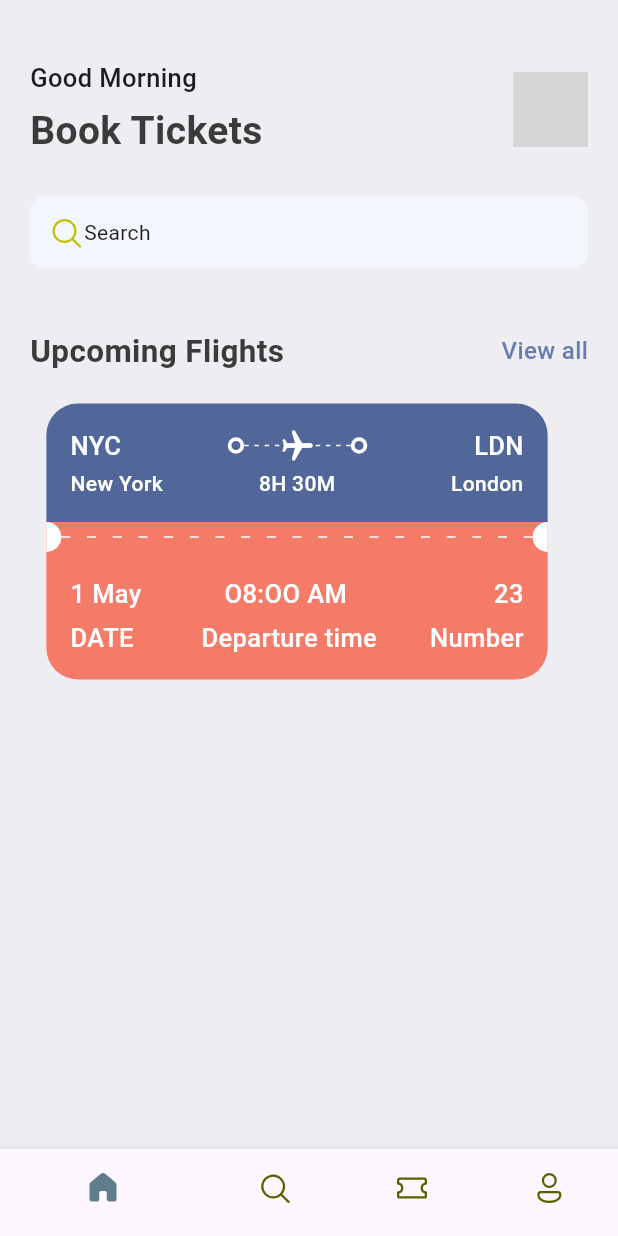
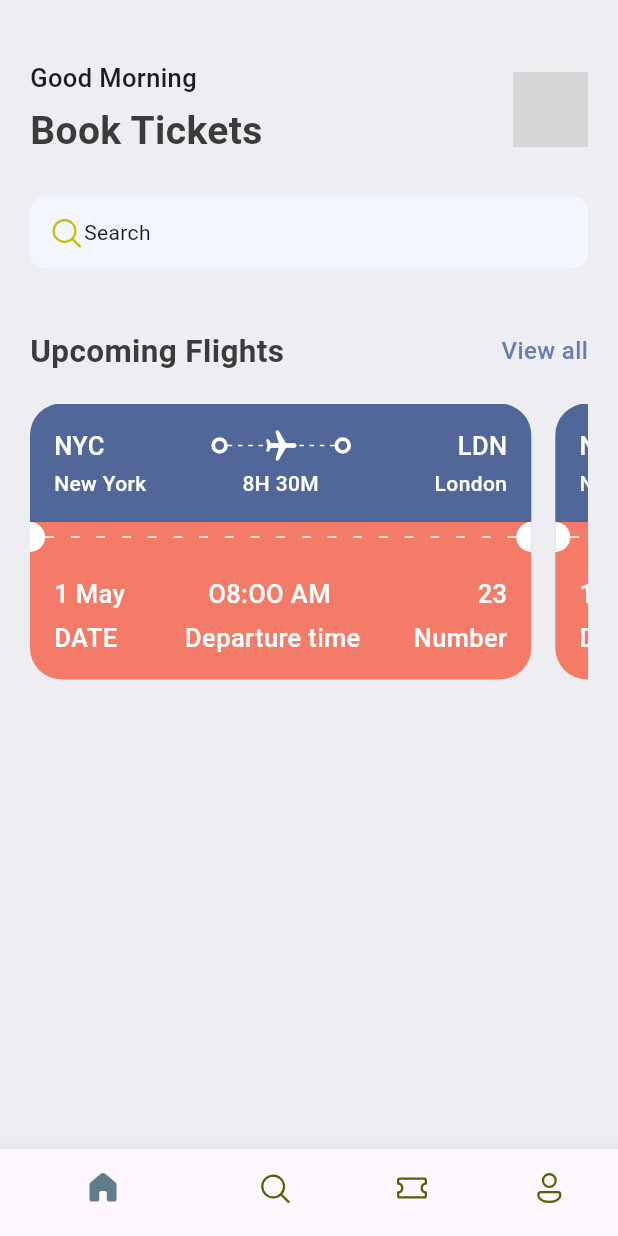
Before and after one commit to ZekariyasT/ticket_app, a Flutter app: the screen it shows after launch, on a phone screen of 412 x 824 dp. Run offline on Flutter 3.47's test engine with Material 3 defaults, Android fonts, the phone set to English and light mode, and no system bars; our stand-ins replace fluentui_icons; grey boxes are pictures that could not be loaded.

Commit message:
here we go

```diff
--- a/lib/Screens/home_screen.dart
+++ b/lib/Screens/home_screen.dart
@@ -4,6 +4,7 @@ import 'package:flutter/material.dart';
 import 'package:flutter/widgets.dart';
 import 'package:ticket_app/base/res/media.dart';
 import 'package:ticket_app/base/res/styles/app_styles.dart';
+import 'package:ticket_app/base/utils/all_json.dart';
 import 'package:ticket_app/base/widgets/app_double_text.dart';
 import 'package:ticket_app/base/widgets/ticket_view.dart';
 
@@ -84,7 +85,16 @@ class HomeScreen extends StatelessWidget {
                   const SizedBox(
                     height: 20,
                   ),
-                  TicketView(),
+                  SingleChildScrollView(
+                    scrollDirection: Axis.horizontal,
+                    child: Row(
+                      children: ticketList
+                          .map((singleTicket) => TicketView(
+                                ticket: singleTicket,
+                              ))
+                          .toList(),
+                    ),
+                  ),
                 ],
               ),
             ),
--- /dev/null
+++ b/lib/base/utils/all_json.dart
@@ -0,0 +1,18 @@
+List<Map<String, dynamic>> ticketList = [
+  {
+    'from': {'code': "NYC", 'name': "New-York"},
+    'to': {'code': "LDN", 'name': "London"},
+    'flying_time': '8H 30M',
+    'date': "1 MAY",
+    'departure_time': "08:00 AM",
+    "number": 23
+  },
+  {
+    'from': {'code': "DK", 'name': "Dhaka"},
+    'to': {'code': "SH", 'name': "Shanghai"},
+    'flying_time': '4H 20M',
+    'date': "10 MAY",
+    'departure_time': "09:00 AM",
+    "number": 45
+  },
+];
--- a/lib/base/widgets/ticket_view.dart
+++ b/lib/base/widgets/ticket_view.dart
@@ -9,7 +9,8 @@ import 'package:ticket_app/base/widgets/text_style_fourth.dart';
 import 'package:ticket_app/base/widgets/text_style_third.dart';
 
 class TicketView extends StatelessWidget {
-  const TicketView({super.key});
+  final Map<String, dynamic> ticket;
+  const TicketView({super.key, required this.ticket});
 
   @override
   Widget build(BuildContext context) {
```
